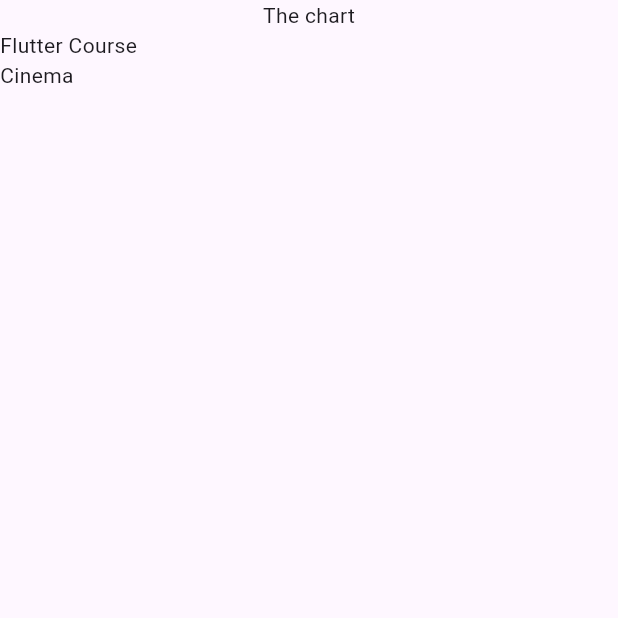
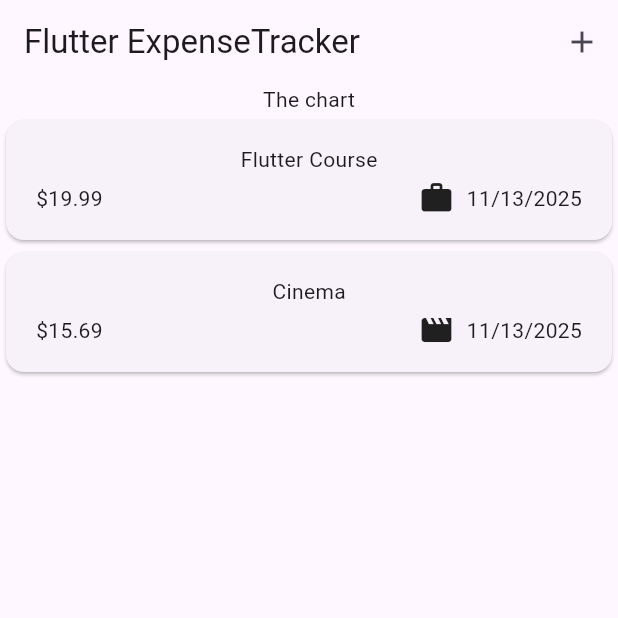
Before and after one commit to HossamEzzat/expense, a Flutter app: the screen it shows after launch, on a phone screen of 412 x 824 dp, the top half of it. Run offline on Flutter 3.47's test engine with Material 3 defaults, Android fonts, the phone set to English and light mode, and no system bars.

Commit message:
second steeper

```diff
--- a/lib/main.dart
+++ b/lib/main.dart
@@ -1,5 +1,5 @@
 import 'package:flutter/material.dart';
-import 'expenses.dart';
+import 'widgets/expenses_screen.dart';
 
 
 void main() {
--- a/lib/models/expenses_model.dart
+++ b/lib/models/expenses_model.dart
@@ -1,8 +1,19 @@
+import 'package:flutter/material.dart';
 import 'package:uuid/uuid.dart';
+import 'package:intl/intl.dart';
+
+final formatter = DateFormat.yMd();
 
 const uuid = Uuid();
 
 enum Category { food, travel, leisure, work }
+
+const categoryIcons = {
+  Category.food: Icons.lunch_dining,
+  Category.travel: Icons.flight_takeoff,
+  Category.leisure: Icons.movie,
+  Category.work: Icons.work,
+};
 
 class Expense {
   Expense({
@@ -17,4 +28,8 @@ class Expense {
   final double amount;
   final DateTime date;
   final Category category;
+
+  String get formattedDate {
+    return formatter.format(date);
+  }
 }
--- /dev/null
+++ b/lib/widgets/expenses_list/expense_item.dart
@@ -0,0 +1,40 @@
+import 'package:flutter/material.dart';
+
+import '../../models/expenses_model.dart';
+
+class ExpenseItem extends StatelessWidget {
+  const ExpenseItem(this.expense, {super.key});
+
+  final Expense expense;
+
+  @override
+  Widget build(BuildContext context) {
+    return Card(
+      child: Padding(
+        padding: const EdgeInsets.symmetric(
+          horizontal: 20,
+          vertical: 16,
+        ),
+        child: Column(
+          children: [
+            Text(expense.title),
+            const SizedBox(height: 4),
+            Row(
+              children: [
+                Text('\$${expense.amount.toStringAsFixed(2)}'),
+                const Spacer(),
+                Row(
+                  children: [
+                    Icon(categoryIcons[expense.category]),
+                    const SizedBox(width: 8),
+                    Text(expense.formattedDate),
+                  ],
+                ),
+              ],
+            ),
+          ],
+        ),
+      ),
+    );
+  }
+}
--- a/lib/expenses_list.dart
+++ b/lib/widgets/expenses_list/expenses_list.dart
@@ -1,6 +1,8 @@
 import 'package:flutter/material.dart';
 
-import 'models/expenses_model.dart';
+import '../../models/expenses_model.dart';
+import 'expense_item.dart';
+
 
 
 
@@ -16,7 +18,7 @@ class ExpensesList extends StatelessWidget {
   Widget build(BuildContext context) {
     return ListView.builder(
       itemCount: expenses.length,
-      itemBuilder: (ctx, index) => Text(expenses[index].title),
+      itemBuilder: (ctx, index) => ExpenseItem(expenses[index]),
     );
   }
 }
--- a/lib/expenses.dart
+++ b/lib/widgets/expenses_screen.dart
@@ -1,7 +1,10 @@
 import 'package:flutter/material.dart';
 
-import 'expenses_list.dart';
-import 'models/expenses_model.dart';
+import '../models/expenses_model.dart';
+import 'expenses_list/expenses_list.dart';
+import 'new_expense.dart';
+
+
 
 class Expenses extends StatefulWidget {
   const Expenses({super.key});
@@ -28,9 +31,25 @@ class _ExpensesState extends State<Expenses> {
     ),
   ];
 
+  void _openAddExpenseOverlay() {
+    showModalBottomSheet(
+      context: context,
+      builder: (ctx) => const NewExpense(),
+    );
+  }
+
   @override
   Widget build(BuildContext context) {
     return Scaffold(
+      appBar: AppBar(
+        title: const Text('Flutter ExpenseTracker'),
+        actions: [
+          IconButton(
+            onPressed: _openAddExpenseOverlay,
+            icon: const Icon(Icons.add),
+          ),
+        ],
+      ),
       body: Column(
         children: [
           const Text('The chart'),
--- a/pubspec.yaml
+++ b/pubspec.yaml
@@ -35,6 +35,7 @@ dependencies:
   # Use with the CupertinoIcons class for iOS style icons.
   cupertino_icons: ^1.0.8
   uuid: ^4.5.2
+  intl: ^0.20.2
 
 dev_dependencies:
   flutter_test:
```
Also changed, not shown: lib/widgets/new_expense.dart (added, +62 -0 lines), pubspec.lock.
